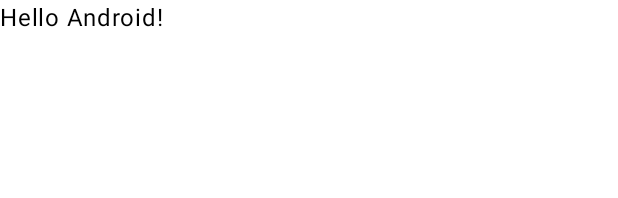
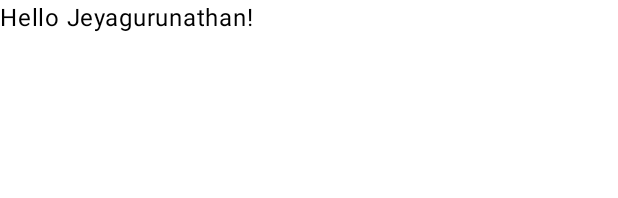
Before and after one commit to Jeyagurunathang/Amphibian, an Android app built with Jetpack Compose: the @Preview function GreetingPreview, on a phone screen of 412 x 824 dp. Shown: the top 198 px of the screen. Run offline under Robolectric (Android 15) with nearby library versions, the phone set to English and light mode, and no system bars.

Commit message:
first commit

```diff
--- a/app/src/main/java/com/example/amphibian/MainActivity.kt
+++ b/app/src/main/java/com/example/amphibian/MainActivity.kt
@@ -33,7 +33,7 @@ class MainActivity : ComponentActivity() {
 @Composable
 fun Greeting(name: String, modifier: Modifier = Modifier) {
     Text(
-        text = "Hello $name!",
+        text = "Hello Jeyagurunathan!",
         modifier = modifier
     )
 }
```
